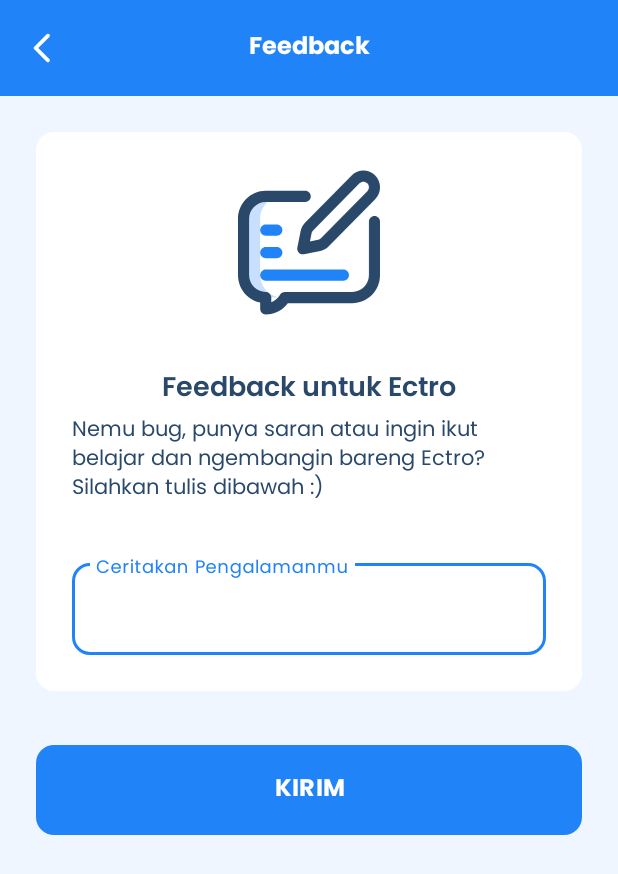
After one commit to mikirinkode/ECTRO, an Android app: the UserFeedbackActivity screen opened directly, with no data from a screen before it, on a phone screen of 412 x 824 dp. The commit adds this screen. Shown: the top 874 px of the screen. Run offline under Robolectric (Android 15) with nearby library versions, the phone set to English and light mode, and no system bars; our stand-ins replace Dagger/Hilt's generated code, Firebase (no records; nobody signed in at launch, a user with empty details on screens opened directly).

Commit message:
add user feedback activity

```diff
--- a/app/src/main/AndroidManifest.xml
+++ b/app/src/main/AndroidManifest.xml
@@ -14,6 +14,9 @@
         android:supportsRtl="true"
         android:theme="@style/Theme.ECTRO"
         tools:targetApi="31">
+        <activity
+            android:name=".ui.main.home.UserFeedbackActivity"
+            android:exported="false" />
         <activity
             android:name=".ui.member.EditRoleActivity"
             android:exported="false" />
--- a/app/src/main/java/id/ac/unila/ee/himatro/ectro/ui/main/home/HomeFragment.kt
+++ b/app/src/main/java/id/ac/unila/ee/himatro/ectro/ui/main/home/HomeFragment.kt
@@ -103,6 +103,10 @@ class HomeFragment : Fragment() {
 
             btnMore.setOnClickListener {
                 Toast.makeText(requireContext(), "Under Development", Toast.LENGTH_SHORT).show()
+            }
+
+            btnAnnouncement.setOnClickListener {
+                startActivity(Intent(requireContext(), UserFeedbackActivity::class.java))
             }
         }
 
--- /dev/null
+++ b/app/src/main/java/id/ac/unila/ee/himatro/ectro/ui/main/home/UserFeedbackActivity.kt
@@ -0,0 +1,62 @@
+package id.ac.unila.ee.himatro.ectro.ui.main.home
+
+import android.content.Intent
+import androidx.appcompat.app.AppCompatActivity
+import android.os.Bundle
+import com.google.firebase.auth.FirebaseAuth
+import com.google.firebase.firestore.FirebaseFirestore
+import dagger.hilt.android.AndroidEntryPoint
+import id.ac.unila.ee.himatro.ectro.data.EctroPreferences
+import id.ac.unila.ee.himatro.ectro.databinding.ActivityUserFeedbackBinding
+import javax.inject.Inject
+
+@AndroidEntryPoint
+class UserFeedbackActivity : AppCompatActivity() {
+
+    private val binding: ActivityUserFeedbackBinding by lazy {
+        ActivityUserFeedbackBinding.inflate(layoutInflater)
+    }
+
+    @Inject
+    lateinit var fireStore: FirebaseFirestore
+
+    @Inject
+    lateinit var auth: FirebaseAuth
+
+    override fun onCreate(savedInstanceState: Bundle?) {
+        super.onCreate(savedInstanceState)
+        setContentView(binding.root)
+
+        binding.apply {
+            btnBack.setOnClickListener { onBackPressed() }
+            btnSubmit.setOnClickListener {
+                var isValid = true
+                val feedback = edtUserExperience.text.toString().trim()
+
+                if (feedback.isEmpty()){
+                    edtUserExperience.error = ""
+                    isValid = false
+                }
+
+                if (isValid){
+                    val docRef = fireStore.collection("feedbacks").document()
+                    val user = auth.currentUser
+                    val userId = user?.uid
+
+                    val feedbackItem = hashMapOf(
+                        "content" to feedback,
+                        "userId" to userId
+                    )
+
+                    docRef.set(feedbackItem)
+                        .addOnSuccessListener {
+                            finish()
+                        }
+                        .addOnFailureListener {
+
+                        }
+                }
+            }
+        }
+    }
+}
--- a/app/src/main/java/id/ac/unila/ee/himatro/ectro/viewmodel/AuthViewModel.kt
+++ b/app/src/main/java/id/ac/unila/ee/himatro/ectro/viewmodel/AuthViewModel.kt
@@ -75,8 +75,10 @@ class AuthViewModel @Inject constructor(
         val documentRef = fireStore.collection(FirestoreUtils.TABLE_USER).document()
 
         // create user entity for fireStore
+        val loggedUser = auth.currentUser
+
         val user = hashMapOf(
-            FirestoreUtils.TABLE_USER_ID to documentRef.id,
+            FirestoreUtils.TABLE_USER_ID to loggedUser?.uid,
             FirestoreUtils.TABLE_USER_NAME to name,
             FirestoreUtils.TABLE_USER_EMAIL to email,
             FirestoreUtils.TABLE_USER_NPM to "",
--- /dev/null
+++ b/app/src/main/res/drawable/ic_feedback.xml
@@ -0,0 +1,25 @@
+<vector xmlns:android="http://schemas.android.com/apk/res/android"
+    android:width="24dp"
+    android:height="25dp"
+    android:viewportWidth="24"
+    android:viewportHeight="25">
+  <path
+      android:pathData="M3.75,17.843V8.468C3.75,6.397 5.429,4.718 7.5,4.718H4.687C2.616,4.718 0.938,6.397 0.938,8.468V17.843C0.938,19.914 2.616,21.593 4.687,21.593H7.5C5.429,21.593 3.75,19.914 3.75,17.843Z"
+      android:fillColor="?attr/colorPrimary"
+      android:fillAlpha="0.25"/>
+  <path
+      android:pathData="M10.293,14.113C10.071,13.891 9.975,13.573 10.036,13.266L10.588,10.508C10.697,9.962 10.963,9.465 11.357,9.071L19.198,1.23C20.295,0.133 22.079,0.133 23.176,1.23C24.275,2.329 24.275,4.108 23.176,5.207L15.334,13.048C14.941,13.442 14.443,13.708 13.897,13.818L11.139,14.369C10.828,14.431 10.511,14.331 10.293,14.113V14.113ZM13.713,12.898H13.714H13.713ZM20.524,2.556L12.683,10.397C12.552,10.528 12.463,10.694 12.427,10.876L12.151,12.255L13.53,11.979C13.712,11.943 13.877,11.854 14.009,11.722L21.85,3.881C22.216,3.515 22.216,2.922 21.85,2.556C21.483,2.189 20.89,2.189 20.524,2.556V2.556Z"
+      android:fillColor="?attr/colorOnBackground"/>
+  <path
+      android:pathData="M4.687,24.405C4.17,24.405 3.75,23.986 3.75,23.468V22.436C1.613,22.001 0,20.107 0,17.843V8.468C0,5.884 2.103,3.781 4.687,3.781H11.358C11.875,3.781 12.295,4.201 12.295,4.718C12.295,5.236 11.875,5.656 11.358,5.656H4.687C3.137,5.656 1.875,6.917 1.875,8.468V17.843C1.875,19.394 3.137,20.656 4.687,20.656C5.205,20.656 5.625,21.075 5.625,21.593V22.369C6.237,22.15 6.761,21.716 7.107,21.121C7.275,20.833 7.583,20.656 7.917,20.656H19.312C20.863,20.656 22.124,19.394 22.124,17.843V8.923C22.124,8.405 22.544,7.985 23.062,7.985C23.58,7.985 23.999,8.405 23.999,8.923V17.843C23.999,20.428 21.897,22.53 19.312,22.53H8.418C7.538,23.699 6.153,24.405 4.687,24.405V24.405Z"
+      android:fillColor="?attr/colorOnBackground"/>
+  <path
+      android:pathData="M17.812,18.781H4.687C4.17,18.781 3.75,18.361 3.75,17.843C3.75,17.325 4.17,16.906 4.687,16.906H17.812C18.33,16.906 18.75,17.325 18.75,17.843C18.75,18.361 18.33,18.781 17.812,18.781Z"
+      android:fillColor="?attr/colorPrimary"/>
+  <path
+      android:pathData="M6.562,15.031H4.687C4.17,15.031 3.75,14.611 3.75,14.093C3.75,13.575 4.17,13.156 4.687,13.156H6.562C7.08,13.156 7.5,13.575 7.5,14.093C7.5,14.611 7.08,15.031 6.562,15.031Z"
+      android:fillColor="?attr/colorPrimary"/>
+  <path
+      android:pathData="M6.562,11.281H4.687C4.17,11.281 3.75,10.861 3.75,10.343C3.75,9.825 4.17,9.406 4.687,9.406H6.562C7.08,9.406 7.5,9.825 7.5,10.343C7.5,10.861 7.08,11.281 6.562,11.281Z"
+      android:fillColor="?attr/colorPrimary"/>
+</vector>
--- a/app/src/main/res/layout/activity_add_event.xml
+++ b/app/src/main/res/layout/activity_add_event.xml
@@ -467,7 +467,7 @@
         android:layout_height="wrap_content"
         android:layout_marginTop="100dp"
         android:background="@drawable/rect_rounded"
-        android:backgroundTint="?android:attr/windowBackground"
+        android:backgroundTint="?attr/background"
         android:padding="16dp"
         android:visibility="gone"
         app:layout_constraintBottom_toBottomOf="parent"
--- /dev/null
+++ b/app/src/main/res/layout/activity_user_feedback.xml
@@ -0,0 +1,179 @@
+<?xml version="1.0" encoding="utf-8"?>
+<androidx.constraintlayout.widget.ConstraintLayout xmlns:android="http://schemas.android.com/apk/res/android"
+    xmlns:app="http://schemas.android.com/apk/res-auto"
+    xmlns:tools="http://schemas.android.com/tools"
+    android:layout_width="match_parent"
+    android:layout_height="match_parent"
+    tools:context=".ui.main.home.UserFeedbackActivity">
+
+    <androidx.constraintlayout.widget.ConstraintLayout
+        android:id="@+id/top_bar"
+        android:layout_width="match_parent"
+        android:layout_height="?attr/actionBarSize"
+        android:background="?attr/backgroundColor"
+        app:layout_constraintEnd_toEndOf="parent"
+        app:layout_constraintStart_toStartOf="parent"
+        app:layout_constraintTop_toTopOf="parent">
+
+        <ImageView
+            android:id="@+id/btn_back"
+            android:layout_width="wrap_content"
+            android:layout_height="wrap_content"
+            android:layout_margin="8dp"
+            android:backgroundTint="?attr/background"
+            android:clickable="true"
+            android:contentDescription="@string/btn_back"
+            android:focusable="true"
+            android:padding="8dp"
+            android:src="@drawable/ic_back"
+            app:layout_constraintBottom_toBottomOf="parent"
+            app:layout_constraintStart_toStartOf="parent"
+            app:layout_constraintTop_toTopOf="parent"
+            app:tint="@color/white" />
+
+        <TextView
+            android:layout_width="wrap_content"
+            android:layout_height="wrap_content"
+            android:fontFamily="@font/poppins_bold"
+            android:text="@string/feedback"
+            android:textColor="@color/white"
+            android:textSize="16sp"
+            app:layout_constraintBottom_toBottomOf="parent"
+            app:layout_constraintEnd_toEndOf="parent"
+            app:layout_constraintStart_toStartOf="parent"
+            app:layout_constraintTop_toTopOf="parent" />
+
+    </androidx.constraintlayout.widget.ConstraintLayout>
+
+    <ScrollView
+        android:layout_width="0dp"
+        android:layout_height="0dp"
+        android:clipToPadding="false"
+        app:layout_constraintBottom_toBottomOf="parent"
+        app:layout_constraintEnd_toEndOf="parent"
+        app:layout_constraintStart_toStartOf="parent"
+        app:layout_constraintTop_toBottomOf="@+id/top_bar">
+
+        <androidx.constraintlayout.widget.ConstraintLayout
+            android:layout_width="match_parent"
+            android:layout_height="wrap_content"
+            android:padding="24dp">
+
+            <androidx.constraintlayout.widget.ConstraintLayout
+                android:id="@+id/layout_feedback"
+                android:layout_width="match_parent"
+                android:layout_height="wrap_content"
+                android:background="@drawable/rect_rounded"
+                android:backgroundTint="?attr/background"
+                android:padding="24dp"
+                app:layout_constraintEnd_toEndOf="parent"
+                app:layout_constraintStart_toStartOf="parent"
+                app:layout_constraintTop_toTopOf="parent">
+
+                <ImageView
+                    android:id="@+id/iv_feedback"
+                    android:layout_width="100dp"
+                    android:layout_height="100dp"
+                    android:src="@drawable/ic_feedback"
+                    app:layout_constraintEnd_toEndOf="parent"
+                    app:layout_constraintStart_toStartOf="parent"
+                    app:layout_constraintTop_toTopOf="parent" />
+
+                <TextView
+                    android:id="@+id/tv_feedback_title"
+                    android:layout_width="0dp"
+                    android:layout_height="wrap_content"
+                    android:fontFamily="@font/poppins_semibold"
+                    android:text="@string/send_us_your_feedback"
+                    android:textAlignment="center"
+                    android:textSize="18sp"
+                    app:layout_constraintEnd_toEndOf="parent"
+                    android:layout_marginTop="32dp"
+                    app:layout_constraintStart_toStartOf="parent"
+                    app:layout_constraintTop_toBottomOf="@+id/iv_feedback" />
+
+                <TextView
+                    android:id="@+id/tv_feedback_desc"
+                    android:layout_width="0dp"
+                    android:layout_height="wrap_content"
+                    android:text="@string/feedback_desc"
+                    app:layout_constraintEnd_toEndOf="parent"
+                    app:layout_constraintStart_toStartOf="parent"
+                    app:layout_constraintTop_toBottomOf="@+id/tv_feedback_title" />
+
+                <com.google.android.material.textfield.TextInputLayout
+                    android:id="@+id/til_user_experience"
+                    style="@style/Theme.ECTRO.InputLayout"
+                    android:layout_width="match_parent"
+                    android:layout_height="wrap_content"
+                    android:layout_marginTop="32dp"
+                    android:hint="@string/tell_your_experience"
+                    android:theme="@style/Widget.Material3.TextInputLayout.OutlinedBox"
+                    app:layout_constraintEnd_toEndOf="parent"
+                    app:layout_constraintStart_toStartOf="parent"
+                    app:layout_constraintTop_toBottomOf="@+id/tv_feedback_desc">
+
+                    <com.google.android.material.textfield.TextInputEditText
+                        android:id="@+id/edt_user_experience"
+                        android:layout_width="match_parent"
+                        android:layout_height="wrap_content"
+                        android:inputType="textMultiLine" />
+
+                </com.google.android.material.textfield.TextInputLayout>
+
+            </androidx.constraintlayout.widget.ConstraintLayout>
+
+
+            <com.google.android.material.button.MaterialButton
+                android:id="@+id/btn_submit"
+                android:layout_width="match_parent"
+                android:layout_height="wrap_content"
+                android:layout_marginTop="32dp"
+                android:text="@string/submit"
+                android:textAllCaps="true"
+                android:theme="@style/Theme.ECTRO.Button"
+                app:cornerRadius="@dimen/corner_radius"
+                app:layout_constraintBottom_toBottomOf="parent"
+                app:layout_constraintEnd_toEndOf="parent"
+                app:layout_constraintStart_toStartOf="parent"
+                app:layout_constraintTop_toBottomOf="@id/layout_feedback" />
+
+        </androidx.constraintlayout.widget.ConstraintLayout>
+    </ScrollView>
+
+    <androidx.constraintlayout.widget.ConstraintLayout
+        android:id="@+id/loading_indicator"
+        android:layout_width="wrap_content"
+        android:layout_height="wrap_content"
+        android:layout_marginTop="100dp"
+        android:background="@drawable/rect_rounded"
+        android:backgroundTint="?attr/background"
+        android:padding="16dp"
+        android:visibility="gone"
+        app:layout_constraintBottom_toBottomOf="parent"
+        app:layout_constraintEnd_toEndOf="parent"
+        app:layout_constraintStart_toStartOf="parent"
+        app:layout_constraintTop_toTopOf="parent"
+        tools:visibility="visible">
+
+        <ProgressBar
+            android:id="@+id/progress_bar"
+            android:layout_width="wrap_content"
+            android:layout_height="wrap_content"
+            android:indeterminateTint="?attr/colorPrimary"
+            app:layout_constraintStart_toStartOf="parent"
+            app:layout_constraintTop_toTopOf="parent" />
+
+        <TextView
+            android:layout_width="wrap_content"
+            android:layout_height="wrap_content"
+            android:layout_marginStart="16dp"
+            android:fontFamily="@font/poppins_medium"
+            android:text="@string/loading"
+            android:textSize="20sp"
+            app:layout_constraintBottom_toBottomOf="@id/progress_bar"
+            app:layout_constraintStart_toEndOf="@id/progress_bar"
+            app:layout_constraintTop_toTopOf="@id/progress_bar" />
+    </androidx.constraintlayout.widget.ConstraintLayout>
+
+</androidx.constraintlayout.widget.ConstraintLayout>
--- a/app/src/main/res/values/strings.xml
+++ b/app/src/main/res/values/strings.xml
@@ -173,6 +173,12 @@
     <string name="empty_note">Anda belum mengisi catatan</string>
     <string name="successfully_update_note">Berhasil memperbarui notulensi</string>
     <string name="total_attendees">Total Kehadiran</string>
+    <string name="send_feedback">Saran dan Masukan</string>
+    <string name="feedback">Feedback</string>
+    <string name="send_us_your_feedback">Feedback untuk Ectro</string>
+    <string name="tell_your_experience">Ceritakan Pengalamanmu</string>
+    <string name="feedback_desc">Nemu bug, punya saran atau ingin ikut belajar dan ngembangin bareng Ectro? \nSilahkan tulis dibawah :)</string>
+    <string name="submit">Kirim</string>
 
 
     <string-array name="online_event_media">
@@ -232,8 +238,7 @@
         <item>Anggota</item>
     </string-array>
 
-    <string-array name="empty">
-    </string-array>
+    <string-array name="empty"></string-array>
 
 
 </resources>
```
